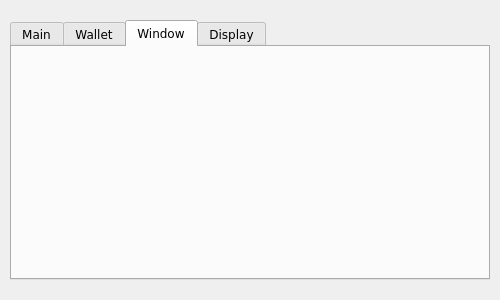
First picture: the form in client/gui/settings_form.ui, repository TemplateName56/Blockchain_Wallet, before the edit.
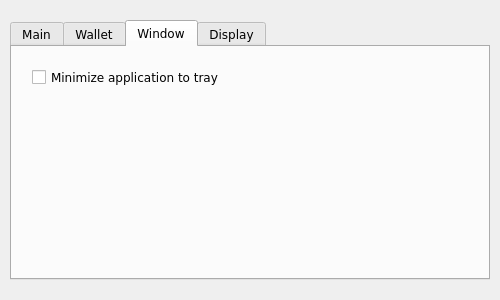
Second picture: the form after the edit. The open tabs and pages were chosen to show the change.

Diff of the .ui file:
```diff
--- a/client/gui/settings_form.ui
+++ b/client/gui/settings_form.ui
@@ -44,6 +44,19 @@
     <attribute name="title">
      <string>Window</string>
     </attribute>
+    <widget class="QCheckBox" name="trayCheckBox">
+     <property name="geometry">
+      <rect>
+       <x>20</x>
+       <y>20</y>
+       <width>200</width>
+       <height>20</height>
+      </rect>
+     </property>
+     <property name="text">
+      <string>Minimize application to tray</string>
+     </property>
+    </widget>
    </widget>
    <widget class="QWidget" name="Display">
     <attribute name="title">
```
Left out of the diff: 2 changed lines with no effect on the pictures.
